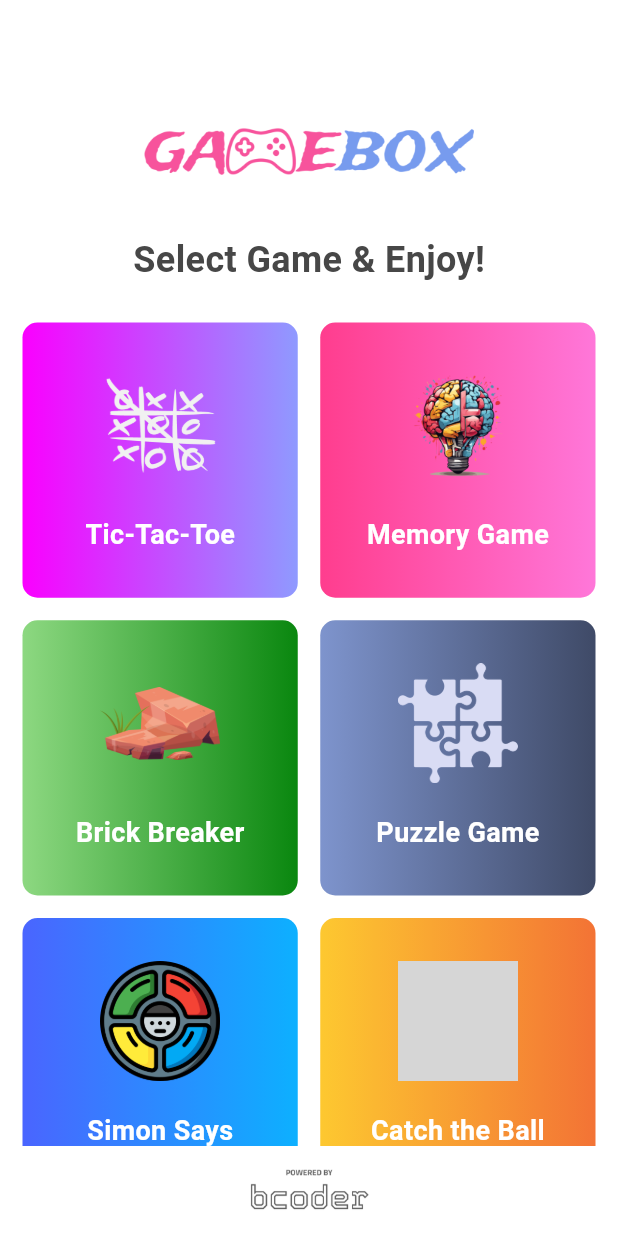
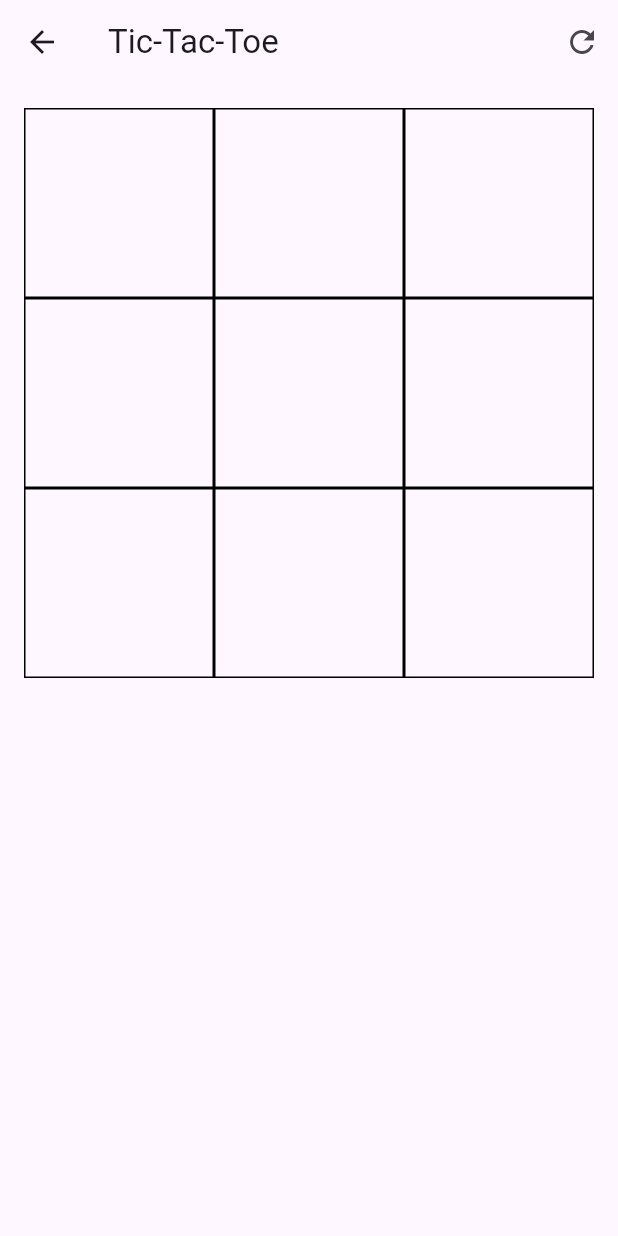
Before and after one commit to mdyasinahmed/app.GameBox, a Flutter app: the HomePage screen opened directly, after a tap on "Tic-Tac-Toe", on a phone screen of 412 x 824 dp. Run offline on Flutter 3.47's test engine with Material 3 defaults, Android fonts, the phone set to English and light mode, and no system bars; grey boxes are pictures that could not be loaded.

Commit message:
add tic-tac-toe game in GameBox

```diff
--- /dev/null
+++ b/gamebox/lib/pages/games/tic_tac_toe.dart
@@ -0,0 +1,145 @@
+import 'package:flutter/material.dart';
+
+class TicTacToePage extends StatefulWidget {
+  @override
+  _TicTacToePageState createState() => _TicTacToePageState();
+}
+
+class _TicTacToePageState extends State<TicTacToePage> {
+  // Define the board size
+  static const int boardSize = 3;
+
+  // Initialize the board with empty strings
+  late List<String> board;
+  late String currentPlayer;
+  late bool gameEnded;
+  late String winner;
+
+  @override
+  void initState() {
+    super.initState();
+    _resetGame();
+  }
+
+  void _resetGame() {
+    setState(() {
+      board = List.generate(boardSize * boardSize, (index) => '');
+      currentPlayer = 'X';
+      gameEnded = false;
+      winner = '';
+    });
+  }
+
+  void _handleTap(int index) {
+    if (board[index] == '' && !gameEnded) {
+      setState(() {
+        board[index] = currentPlayer;
+        if (_checkWinner()) {
+          gameEnded = true;
+          winner = currentPlayer;
+        } else if (!board.contains('')) {
+          gameEnded = true;
+          winner = 'Draw';
+        } else {
+          currentPlayer = currentPlayer == 'X' ? 'O' : 'X';
+        }
+      });
+    }
+  }
+
+  bool _checkWinner() {
+    for (int i = 0; i < boardSize; i++) {
+      if (_checkRow(i) || _checkColumn(i)) {
+        return true;
+      }
+    }
+    return _checkDiagonals();
+  }
+
+  bool _checkRow(int row) {
+    int start = row * boardSize;
+    return board[start] != '' &&
+        board[start] == board[start + 1] &&
+        board[start] == board[start + 2];
+  }
+
+  bool _checkColumn(int col) {
+    return board[col] != '' &&
+        board[col] == board[col + boardSize] &&
+        board[col] == board[col + 2 * boardSize];
+  }
+
+  bool _checkDiagonals() {
+    return (board[0] != '' &&
+        board[0] == board[4] &&
+        board[0] == board[8]) ||
+        (board[2] != '' &&
+            board[2] == board[4] &&
+            board[2] == board[6]);
+  }
+
+  Widget _buildBoard() {
+    return GridView.builder(
+      itemCount: boardSize * boardSize,
+      gridDelegate: SliverGridDelegateWithFixedCrossAxisCount(
+        crossAxisCount: boardSize,
+      ),
+      itemBuilder: (context, index) {
+        return GestureDetector(
+          onTap: () => _handleTap(index),
+          child: Container(
+            decoration: BoxDecoration(
+              border: Border.all(color: Colors.black),
+            ),
+            child: Center(
+              child: Text(
+                board[index],
+                style: TextStyle(
+                  fontSize: 32,
+                  fontWeight: FontWeight.bold,
+                ),
+              ),
+            ),
+          ),
+        );
+      },
+    );
+  }
+
+  @override
+  Widget build(BuildContext context) {
+    return Scaffold(
+      appBar: AppBar(
+        title: Text('Tic-Tac-Toe'),
+        actions: [
+          IconButton(
+            icon: Icon(Icons.refresh),
+            onPressed: _resetGame,
+          ),
+        ],
+      ),
+      body: Column(
+        mainAxisAlignment: MainAxisAlignment.center,
+        children: [
+          Expanded(
+            child: Padding(
+              padding: const EdgeInsets.all(16.0),
+              child: _buildBoard(),
+            ),
+          ),
+          if (gameEnded)
+            Padding(
+              padding: const EdgeInsets.all(16.0),
+              child: Text(
+                winner == 'Draw' ? 'It\'s a Draw!' : 'Winner: $winner',
+                style: TextStyle(
+                  fontSize: 24,
+                  fontWeight: FontWeight.bold,
+                ),
+              ),
+            ),
+        ],
+      ),
+    );
+  }
+}
--- a/gamebox/lib/pages/home_page.dart
+++ b/gamebox/lib/pages/home_page.dart
@@ -1,4 +1,40 @@
 import 'package:flutter/material.dart';
+import 'games/tic_tac_toe.dart';
+
+class MemoryGamePage extends StatelessWidget {
+  @override
+  Widget build(BuildContext context) {
+    return Scaffold(body: Center(child: Text('Memory Game')));
+  }
+}
+
+class BrickBreakerPage extends StatelessWidget {
+  @override
+  Widget build(BuildContext context) {
+    return Scaffold(body: Center(child: Text('Brick Breaker Game')));
+  }
+}
+
+class PuzzleGamePage extends StatelessWidget {
+  @override
+  Widget build(BuildContext context) {
+    return Scaffold(body: Center(child: Text('Puzzle Game')));
+  }
+}
+
+class SimonSaysPage extends StatelessWidget {
+  @override
+  Widget build(BuildContext context) {
+    return Scaffold(body: Center(child: Text('Simon Says Game')));
+  }
+}
+
+class CatchTheBallPage extends StatelessWidget {
+  @override
+  Widget build(BuildContext context) {
+    return Scaffold(body: Center(child: Text('Catch the Ball Game')));
+  }
+}
 
 class HomePage extends StatelessWidget {
   @override
@@ -38,12 +74,12 @@ class HomePage extends StatelessWidget {
                 childAspectRatio: 1 / 1, // Adjusted aspect ratio
                 padding: EdgeInsets.all(10), // Adjusted padding
                 children: [
-                  _buildGameTile(context, 'Tic-Tac-Toe', 'assets/games_images/tic_tac_toe.png', [Color(0xFFFA00FF), Color(0xFF8F9AFF)]),
-                  _buildGameTile(context, 'Memory Game', 'assets/games_images/memory_game.png', [Color(0xFFFF3D8E), Color(0xFFFF77D9)]),
-                  _buildGameTile(context, 'Brick Breaker', 'assets/games_images/brick_breaker.png', [Color(0xFF8DD881), Color(0xFF0A870F)]),
-                  _buildGameTile(context, 'Puzzle Game', 'assets/games_images/puzzle_game.png', [Color(0xFF7E94CD), Color(0xFF3F4A67)]),
-                  _buildGameTile(context, 'Simon Says', 'assets/games_images/simon_says.png', [Color(0xFF4A65FF), Color(0xFF0DB0FF)]),
-                  _buildGameTile(context, 'Catch the Ball', 'assets/games_images/catch_the_ball.png', [Color(0xFFFDC830), Color(0xFFF37335)]),
+                  _buildGameTile(context, 'Tic-Tac-Toe', 'assets/games_images/tic_tac_toe.png', [Color(0xFFFA00FF), Color(0xFF8F9AFF)], TicTacToePage()),
+                  _buildGameTile(context, 'Memory Game', 'assets/games_images/memory_game.png', [Color(0xFFFF3D8E), Color(0xFFFF77D9)], MemoryGamePage()),
+                  _buildGameTile(context, 'Brick Breaker', 'assets/games_images/brick_breaker.png', [Color(0xFF8DD881), Color(0xFF0A870F)], BrickBreakerPage()),
+                  _buildGameTile(context, 'Puzzle Game', 'assets/games_images/puzzle_game.png', [Color(0xFF7E94CD), Color(0xFF3F4A67)], PuzzleGamePage()),
+                  _buildGameTile(context, 'Simon Says', 'assets/games_images/simon_says.png', [Color(0xFF4A65FF), Color(0xFF0DB0FF)], SimonSaysPage()),
+                  _buildGameTile(context, 'Catch the Ball', 'assets/games_images/catch_the_ball.png', [Color(0xFFFDC830), Color(0xFFF37335)], CatchTheBallPage()),
                 ],
               ),
             ),
@@ -63,11 +99,13 @@ class HomePage extends StatelessWidget {
     );
   }
 
-  Widget _buildGameTile(BuildContext context, String title, String imagePath, List<Color> colors) {
+  Widget _buildGameTile(BuildContext context, String title, String imagePath, List<Color> colors, Widget gamePage) {
     return GestureDetector(
       onTap: () {
-        // Navigate to the respective game page here
-        // Navigator.push(context, MaterialPageRoute(builder: (context) => GamePage(title)));
+        Navigator.push(
+          context,
+          MaterialPageRoute(builder: (context) => gamePage),
+        );
       },
       child: Container(
         margin: EdgeInsets.all(5.0), // Adjusted margin
```
